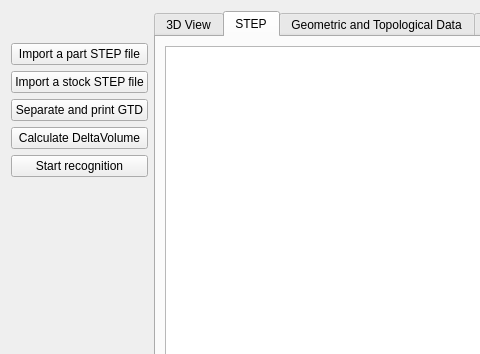
First picture: the form in first.ui, repository GO3LIN/CAPP_turning, before the edit; both pictures show x 0 to 480 and y 0 to 354 of the 900 by 640 pixel window.
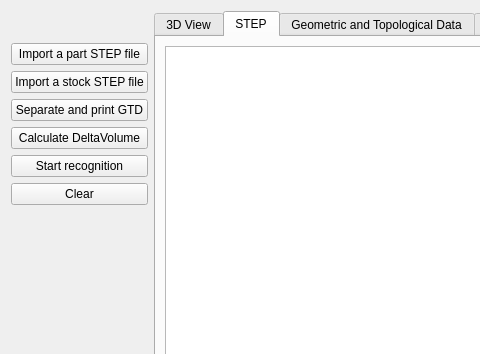
Second picture: the form after the edit. The open tabs and pages were chosen to show the change.

Commit message: Clear button added

What changed in the file:
```diff
--- a/first.ui
+++ b/first.ui
@@ -77,9 +77,9 @@
       </widget>
      </item>
      <item>
-      <widget class="QLabel" name="recoCylinder">
+      <widget class="QPushButton" name="clearButton">
        <property name="text">
-        <string/>
+        <string>Clear</string>
        </property>
       </widget>
      </item>
```
Left out of the diff: 2 changed lines with no effect on the pictures. The commit also changes 3 other files.
